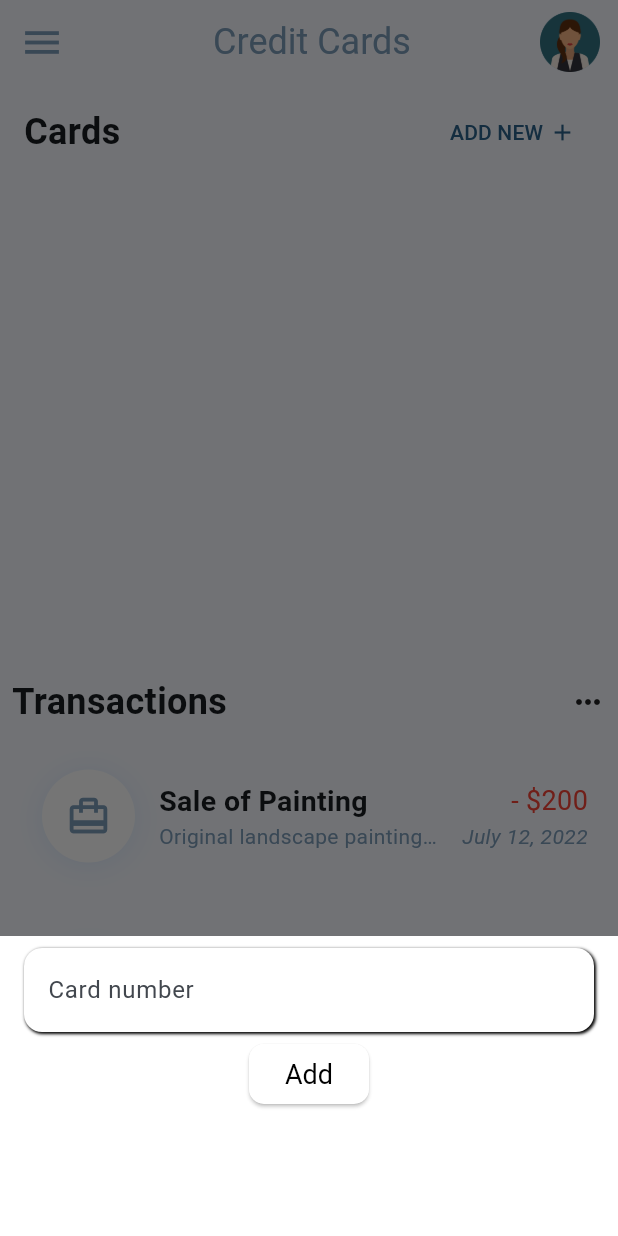
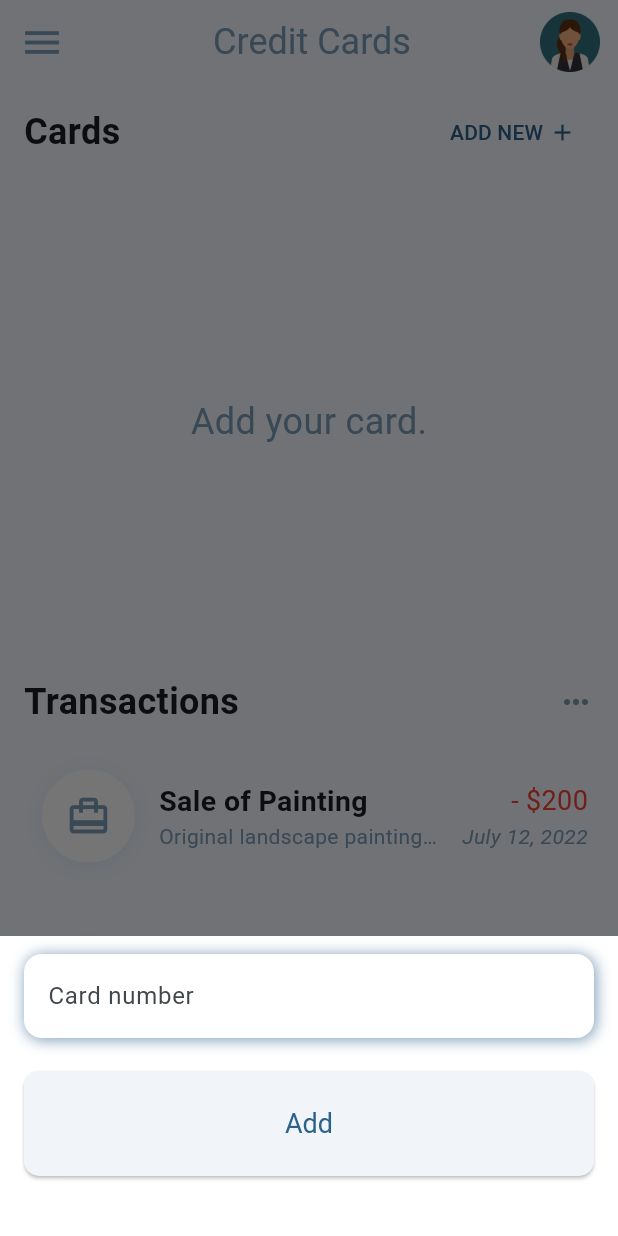
Before and after one commit to Fateme-Afshar/account_app, a Flutter app: the screen it shows after launch, after a tap on "ADD NEW", on a phone screen of 412 x 824 dp. Run offline on Flutter 3.47's test engine with Material 3 defaults, Android fonts, the phone set to English and light mode, and no system bars; drawn by our look-alikes of carousel_slider; our stand-ins replace get_it, hive, hive_flutter; accounts and stored records are empty.

Commit message:
Adding handing error classes. Improve ui.

```diff
--- a/lib/data/database/appDatabase.dart
+++ b/lib/data/database/appDatabase.dart
@@ -10,4 +10,7 @@ class AppDatabase {
 
   static Future<Box<CreditCard>> initialCreditCardBox() async =>
       await Hive.openBox<CreditCard>(CreditCardSchema.cardBoxName);
+
+  static Future<void> disposeCreditCardBox() async =>
+      await Hive.box<CreditCard>(CreditCardSchema.cardBoxName).close();
 }
--- /dev/null
+++ b/lib/errorHandle/Error.dart
@@ -0,0 +1,20 @@
+import 'package:account_app/errorHandle/ErrorTypes.dart';
+
+class MyError {
+  final ErrorType errorType;
+
+  MyError({required this.errorType});
+}
+
+extension ErrorExt on MyError {
+  String errorMessage() {
+    switch (errorType) {
+      case ErrorType.EMPTY_INPUTS:
+        return "Please add your card number";
+      case ErrorType.INVALID_INPUT:
+        return "Please input valid card number";
+      case ErrorType.INVALID_CARD_LENGTH:
+        return "Card number length must be 16 character";
+    }
+  }
+}
--- /dev/null
+++ b/lib/errorHandle/ErrorTypes.dart
@@ -0,0 +1,5 @@
+enum ErrorType {
+  EMPTY_INPUTS,
+  INVALID_INPUT,
+  INVALID_CARD_LENGTH,
+}
--- a/lib/main.dart
+++ b/lib/main.dart
@@ -42,8 +42,13 @@ class MyApp extends StatelessWidget {
                   fontSize: 24,
               ),
               iconTheme: IconThemeData(
+                shadows: null,
                   color: Color.fromARGB(255, 124, 156, 185), size: 30))),
       home: Home(),
     );
   }
+
+  void dispose() {
+    Hive.close();
+  }
 }
--- a/lib/presenter/home.dart
+++ b/lib/presenter/home.dart
@@ -1,9 +1,13 @@
 import 'package:account_app/data/repository/transaction_repository.dart';
 import 'package:account_app/di/setup.dart';
+import 'package:account_app/errorHandle/Error.dart';
+import 'package:account_app/errorHandle/ErrorTypes.dart';
+import 'package:account_app/errorHandle/Validation.dart';
 import 'package:account_app/model/transaction.dart';
 import 'package:account_app/model/creditCard.dart';
 import 'package:account_app/presenter/provider/credit_card_provider.dart';
 import 'package:account_app/widgets/credit_card_widget.dart';
+import 'package:account_app/widgets/custom_button.dart';
 import 'package:account_app/widgets/custom_input.dart';
 import 'package:account_app/widgets/custom_widget_build_methods.dart';
 import 'package:account_app/widgets/transaction_widget.dart';
@@ -16,7 +20,7 @@ class Home extends StatelessWidget {
 
   @override
   Widget build(BuildContext context) {
-    late String creditCardNumber;
+    late String creditCardNumber="";
     return Scaffold(
       appBar: AppBar(
         title: const Center(
@@ -53,21 +57,22 @@ class Home extends StatelessWidget {
                           color: Colors.white,
                           child: Column(
                             children: [
-                              CustomTextInput(
+                              Padding(
+                                padding: EdgeInsets.fromLTRB(0, 4, 0, 8),
+                                child: CustomTextInput(
                                     hint: "Card number",
+                                    textInputType: TextInputType.number,
                                     onChanged: (value) {
                                       creditCardNumber = value;
                                     }),
-                              ElevatedButton(
-                                onPressed: () {
-                                  if (creditCardNumber.length != 16) {
-                                    ScaffoldMessenger.of(context).showSnackBar(
-                                      const SnackBar(
-                                        content:
-                                            Text('Card number has 16 number.'),
-                                        duration: Duration(seconds: 2),
                               ),
-                                    );
+                              MyButton(
+                                  onPress: () {
+                                    ErrorType? errorType =
+                                        validation(creditCardNumber);
+                                    if (errorType != null) {
+                                      showSnackbar(context,
+                                          MyError(errorType: errorType).errorMessage());
                                     } else {
                                       Provider.of<CreditCardProvider>(context,
                                               listen: false)
@@ -75,17 +80,10 @@ class Home extends StatelessWidget {
                                               name: "Fateme Afshar",
                                               cardNumber: creditCardNumber,
                                               dateExpire: "2/2024"));
+                                      Navigator.pop(context);
                                     }
                                   },
-                                style: ElevatedButton.styleFrom(
-                                    backgroundColor: Colors.white,
-                                    foregroundColor: Colors.black,
-                                    textStyle: const TextStyle(fontSize: 18),
-                                    shape: RoundedRectangleBorder(
-                                      borderRadius: BorderRadius.circular(10),
-                                    )),
-                                child: const Text("Add"),
-                              )
+                                  text: const Text("Add"))
                             ],
                           ),
                         );
@@ -109,7 +107,16 @@ class Home extends StatelessWidget {
           Expanded(child: Consumer<CreditCardProvider>(
             builder: (context, creditCardProvider, child) {
               final creditCards = creditCardProvider.cards;
-
+              if (creditCards.isEmpty) {
+                return Center(
+                  child: Text(
+                    "Add your card.",
+                    style: buildTextStyle(
+                        color: Color.fromARGB(255, 124, 156, 185),
+                        fontSize: 24),
+                  ),
+                );
+              }
               return CarouselSlider(
                 options:
                     CarouselOptions(height: 200.0, enlargeCenterPage: true),
@@ -128,13 +135,16 @@ class Home extends StatelessWidget {
           Row(
             children: [
               Padding(
-                padding: const EdgeInsets.fromLTRB(8, 0, 0, 0),
+                padding: const EdgeInsets.fromLTRB(16, 0, 0, 0),
                 child: buildTitle("Transactions"),
               ),
               const Spacer(),
               const Padding(
-                padding: EdgeInsets.fromLTRB(0, 0, 8, 0),
-                child: Icon(Icons.more_horiz),
+                padding: EdgeInsets.fromLTRB(0, 0, 16, 0),
+                child: Icon(
+                  Icons.more_horiz,
+                  color: Color.fromARGB(255, 124, 156, 185),
+                ),
               ),
             ],
           ),
@@ -164,4 +174,31 @@ class Home extends StatelessWidget {
       ),
     );
   }
+
+  void showSnackbar(BuildContext context, String message) {
+    ScaffoldMessenger.of(context).showSnackBar(
+      SnackBar(
+        content: Text(message),
+        duration: Duration(seconds: 2),
+      ),
+    );
   }
+
+  ErrorType? validation(String creditCardNumber) {
+    if (!Validation.isEmptyInputs(creditCardNumber)) {
+      if (Validation.isValidCardNumberChar(creditCardNumber)) {
+        if (Validation.isValidCardNumberLength(creditCardNumber)) {
+          return null;
+        } else {
+          return ErrorType.INVALID_CARD_LENGTH;
+        }
+      } else {
+        return ErrorType.INVALID_INPUT;
+      }
+    } else {
+      return ErrorType.EMPTY_INPUTS;
+    }
+  }
+
+
+}
--- /dev/null
+++ b/lib/widgets/custom_button.dart
@@ -0,0 +1,53 @@
+import 'package:flutter/cupertino.dart';
+import 'package:flutter/material.dart';
+
+class MyButton extends StatelessWidget {
+  final VoidCallback onPress;
+  final Text text;
+  final Color? backgroundColor;
+  final Color? foregroundColor;
+
+  const MyButton(
+      {super.key,
+        required this.onPress,
+        required this.text,
+        this.backgroundColor,
+        this.foregroundColor});
+
+  @override
+  Widget build(BuildContext context) {
+    return Container(
+      margin: const EdgeInsets.fromLTRB(16, 10, 16, 0),
+      height: 70,
+      width: MediaQuery.of(context).size.width,
+      child: ElevatedButton(
+        onPressed: onPress,
+        child: text,
+        style: ElevatedButton.styleFrom(
+            foregroundColor: foregroundColor,
+            backgroundColor: backgroundColor,
+            textStyle: TextStyle(fontSize: 18),
+            shape: RoundedRectangleBorder(
+              borderRadius: BorderRadius.circular(10),
+            )),
+      ),
+    );
+  }
+}
+
+class BlueButton extends StatelessWidget {
+  final VoidCallback onPress;
+  final Text text;
+
+  BlueButton({super.key, required this.onPress, required this.text});
+
+  @override
+  Widget build(BuildContext context) {
+    return MyButton(
+      onPress: onPress,
+      text: text,
+      backgroundColor: Color.fromARGB(255, 62, 69, 121),
+      foregroundColor: Colors.white,
+    );
+  }
+}
--- a/lib/widgets/custom_input.dart
+++ b/lib/widgets/custom_input.dart
@@ -27,8 +27,8 @@ class CustomTextInput extends StatelessWidget {
           borderRadius: const BorderRadius.all(Radius.circular(12)),
           boxShadow: [
             BoxShadow(
-              color: Colors.black,
-              blurRadius: 1.0,
+              color: Color.fromARGB(255, 124, 156, 185),
+              blurRadius: 8.0,
               spreadRadius: 0.0,
               offset: Offset(1.0, 1.0),
             )
--- a/pubspec.yaml
+++ b/pubspec.yaml
@@ -56,6 +56,11 @@ dev_dependencies:
   build_runner: ^2.4.8
   json_serializable: ^6.7.1
   hive_generator: ^2.0.1
+  flutter_launcher_icons: ^0.9.2
+
+flutter_icons:
+  android: true
+  image_path: "assets/logo.png"
 # For information on the generic Dart part of this file, see the
 # following page: https://dart.dev/tools/pub/pubspec
 
```
Also changed, not shown: lib/errorHandle/Validation.dart (added, +14 -0 lines), assets/logo.png (added), pubspec.lock, 1 other file. Lines whose indentation alone changed are shown as unchanged.
